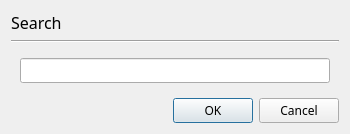
Above: resources/ui/search.ui from devhotteok/TwitchLink before the change. Below: the same form after it.
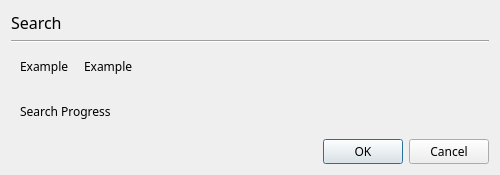
That is the form after the change. The open tabs and pages were chosen to show the change.

```diff
--- a/resources/ui/search.ui
+++ b/resources/ui/search.ui
@@ -6,8 +6,8 @@
    <rect>
     <x>0</x>
     <y>0</y>
-    <width>350</width>
-    <height>130</height>
+    <width>500</width>
+    <height>170</height>
    </rect>
   </property>
   <property name="sizePolicy">
@@ -38,6 +38,7 @@
      </property>
      <property name="font">
       <font>
+       <family>Arial Rounded MT Bold</family>
        <pointsize>12</pointsize>
       </font>
      </property>
@@ -53,6 +54,41 @@
      </property>
     </widget>
    </item>
+   <item>
+    <widget class="QWidget" name="searchHelperArea" native="true">
+     <layout class="QFormLayout" name="searchHelperAreaLayout">
+      <property name="horizontalSpacing">
+       <number>15</number>
+      </property>
+      <item row="0" column="0">
+       <widget class="QLabel" name="searchExampleLabel">
+        <property name="text">
+         <string>Example</string>
+        </property>
+        <property name="alignment">
+         <set>Qt::AlignLeading|Qt::AlignLeft|Qt::AlignTop</set>
+        </property>
+       </widget>
+      </item>
+      <item row="0" column="1">
+       <widget class="QLabel" name="searchExample">
+        <property name="sizePolicy">
+         <sizepolicy hsizetype="Ignored" vsizetype="Preferred">
+          <horstretch>0</horstretch>
+          <verstretch>0</verstretch>
+         </sizepolicy>
+        </property>
+        <property name="text">
+         <string>Example</string>
+        </property>
+        <property name="alignment">
+         <set>Qt::AlignLeading|Qt::AlignLeft|Qt::AlignTop</set>
+        </property>
+       </widget>
+      </item>
+     </layout>
+    </widget>
+   </item>
    <item>
     <widget class="QStackedWidget" name="queryArea">
      <property name="currentIndex">
@@ -76,6 +112,17 @@
        </item>
       </layout>
      </widget>
+     <widget class="QWidget" name="searchPage">
+      <layout class="QVBoxLayout" name="searchPageLayout">
+       <item>
+        <widget class="QLabel" name="searchProgress">
+         <property name="text">
+          <string>Search Progress</string>
+         </property>
+        </widget>
+       </item>
+      </layout>
+     </widget>
     </widget>
    </item>
    <item>
```
Left out of the diff: 2 changed lines with no effect on the pictures.
